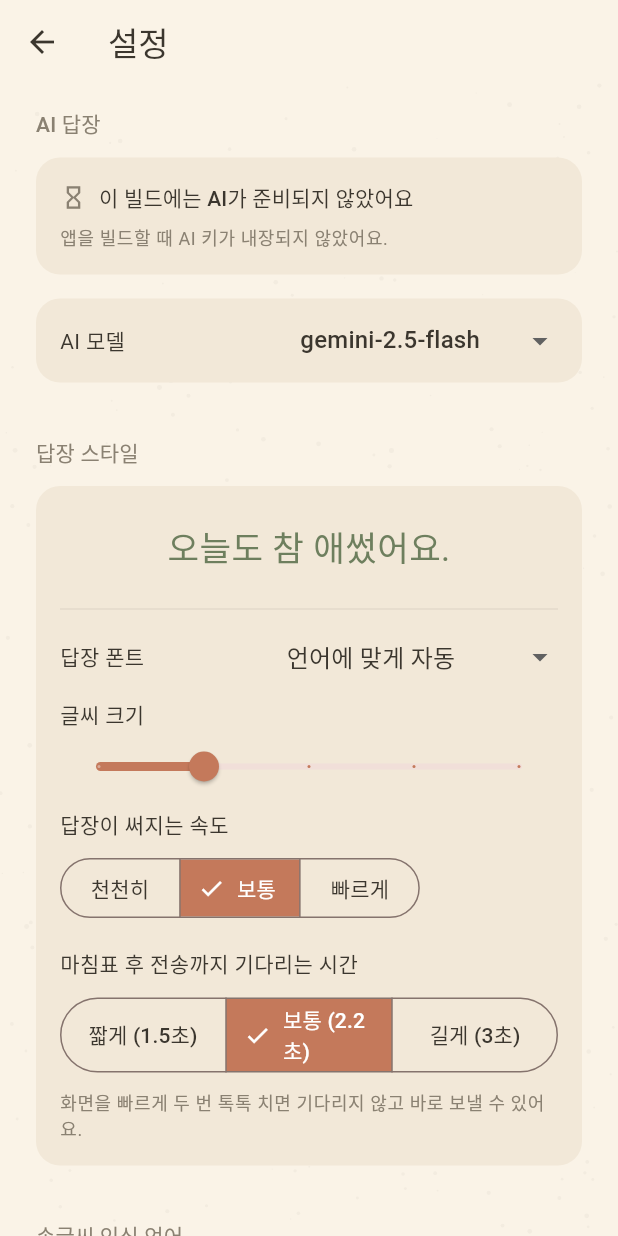
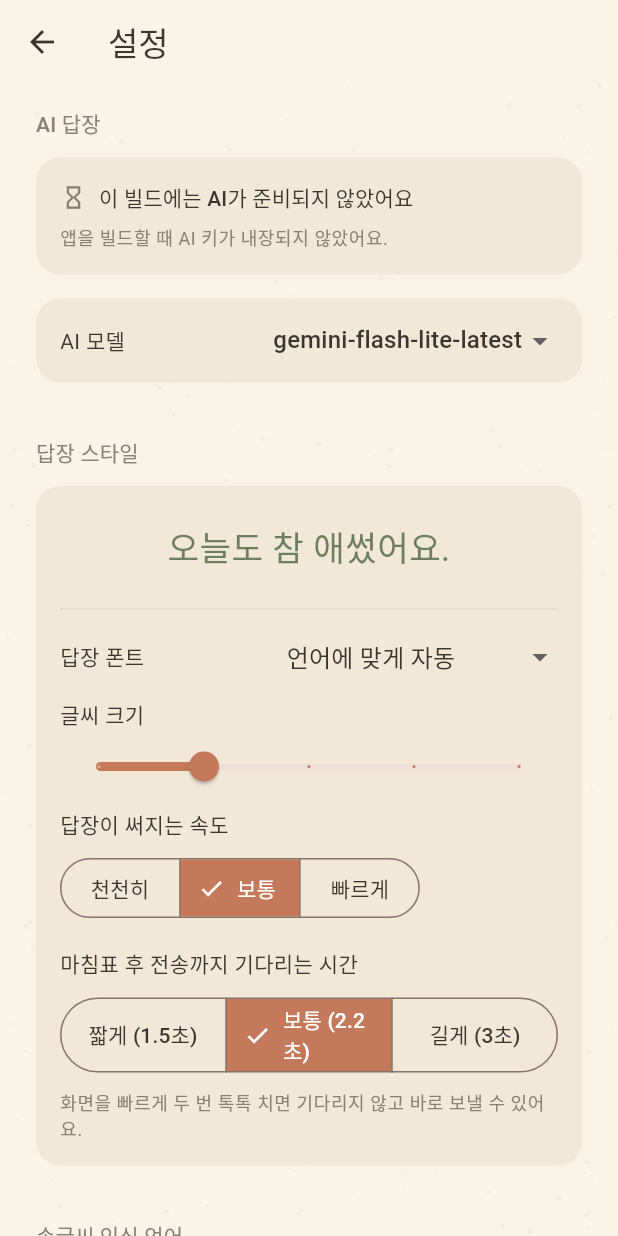
Before and after one commit to half1126-byte/secret-diary, a Flutter app: the SettingsScreen screen opened directly, on a phone screen of 412 x 824 dp. Run offline on Flutter 3.47's test engine with Material 3 defaults, Android fonts, the phone set to English and light mode, and no system bars; our stand-ins replace drift, drift_flutter, flutter_riverpod, google_fonts, shared_preferences; missing offline and left inert: google_mlkit_digital_ink_recognition, perfect_freehand; accounts and stored records are empty; generated files the repository leaves out were written again.

Commit message:
기본 모델을 gemini-flash-lite-latest로 교체 (404 수정)
- gemini-2.5-flash가 신규 사용자에게 제공 종료되어 답장이 실패했음
- 'latest' 계열 별칭으로 바꿔 모델 세대교체에도 계속 동작
- 설정 모델 목록 갱신, maxOutputTokens 여유 확보(thinking 토큰 대비)
- 실키로 gemini-flash-lite-latest 정상 응답 확인 완료

Co-Authored-By: Claude Fable 5 <noreply@anthropic.com>
Claude-Session: https://claude.ai/code/session_0194TzyG22c4p6q6Jyxt5LrX

```diff
--- a/lib/data/repositories/settings_repository.dart
+++ b/lib/data/repositories/settings_repository.dart
@@ -23,7 +23,9 @@ class SettingsRepository {
   static const _keyLanguage = 'writing_language';
   static const _keyModel = 'gemini_model';
 
-  static const defaultModel = 'gemini-2.5-flash';
+  /// 'latest' 별칭이라 구글이 모델을 세대교체해도 계속 동작한다.
+  /// (고정 모델명은 신규 사용자에게 제공 종료되며 404가 났음)
+  static const defaultModel = 'gemini-flash-lite-latest';
 
   /// 내장 키. 없으면 null (AI 답장 비활성 빌드).
   Future<String?> getGeminiApiKey() async =>
--- a/lib/features/settings/settings_screen.dart
+++ b/lib/features/settings/settings_screen.dart
@@ -5,6 +5,7 @@ import '../../core/theme/palette.dart';
 import '../../core/theme/script_fonts.dart';
 import '../../core/widgets/paper_background.dart';
 import '../../data/models/writing_prefs.dart';
+import '../../data/repositories/settings_repository.dart';
 import '../../providers.dart';
 import '../../services/ai/gemini_client.dart';
 import 'language_model_sheet.dart';
@@ -19,10 +20,14 @@ class SettingsScreen extends ConsumerStatefulWidget {
 class _SettingsScreenState extends ConsumerState<SettingsScreen> {
   bool _aiReady = false;
   bool _testing = false;
-  String _model = 'gemini-2.5-flash';
+  String _model = SettingsRepository.defaultModel;
   List<String> _downloadedModels = const [];
 
-  static const _models = ['gemini-2.5-flash', 'gemini-2.5-flash-lite'];
+  static const _models = [
+    'gemini-flash-lite-latest',
+    'gemini-flash-latest',
+    'gemini-3.1-flash-lite',
+  ];
 
   @override
   void initState() {
--- a/lib/services/ai/gemini_client.dart
+++ b/lib/services/ai/gemini_client.dart
@@ -66,7 +66,8 @@ class GeminiClient {
       ],
       'generationConfig': {
         'temperature': 0.9,
-        'maxOutputTokens': 1024,
+        // 최신 모델은 내부 사고(thinking) 토큰도 이 한도에 포함될 수 있어 여유 있게.
+        'maxOutputTokens': 2048,
       },
     });
 
```
